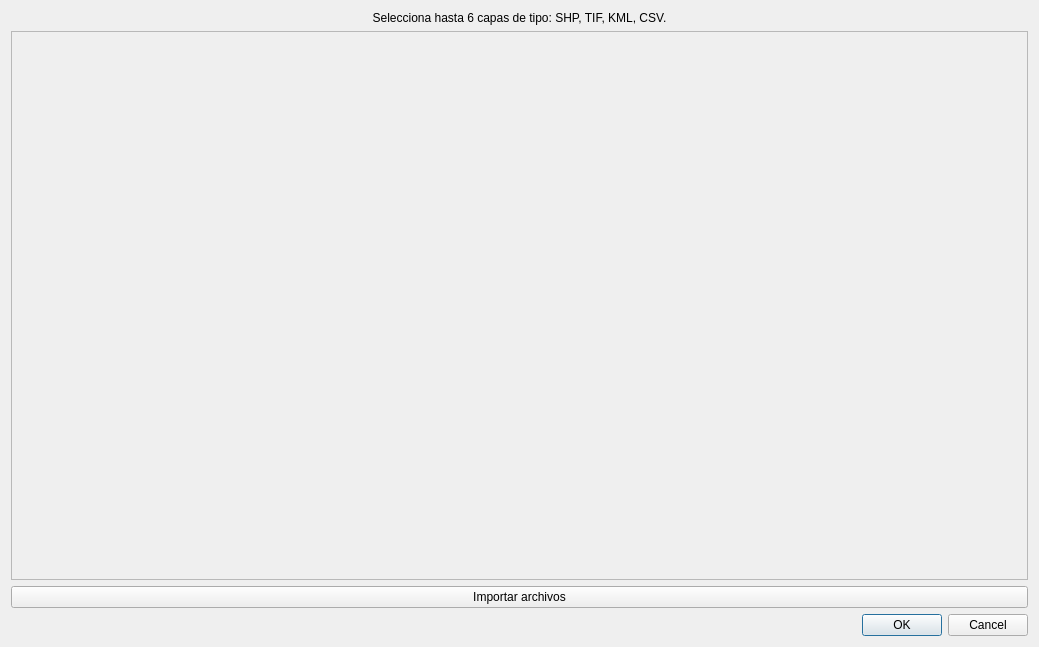
Qt form add_layers_dialog_base.ui (RDR96/Add_Layers_Plugin) before a commit.
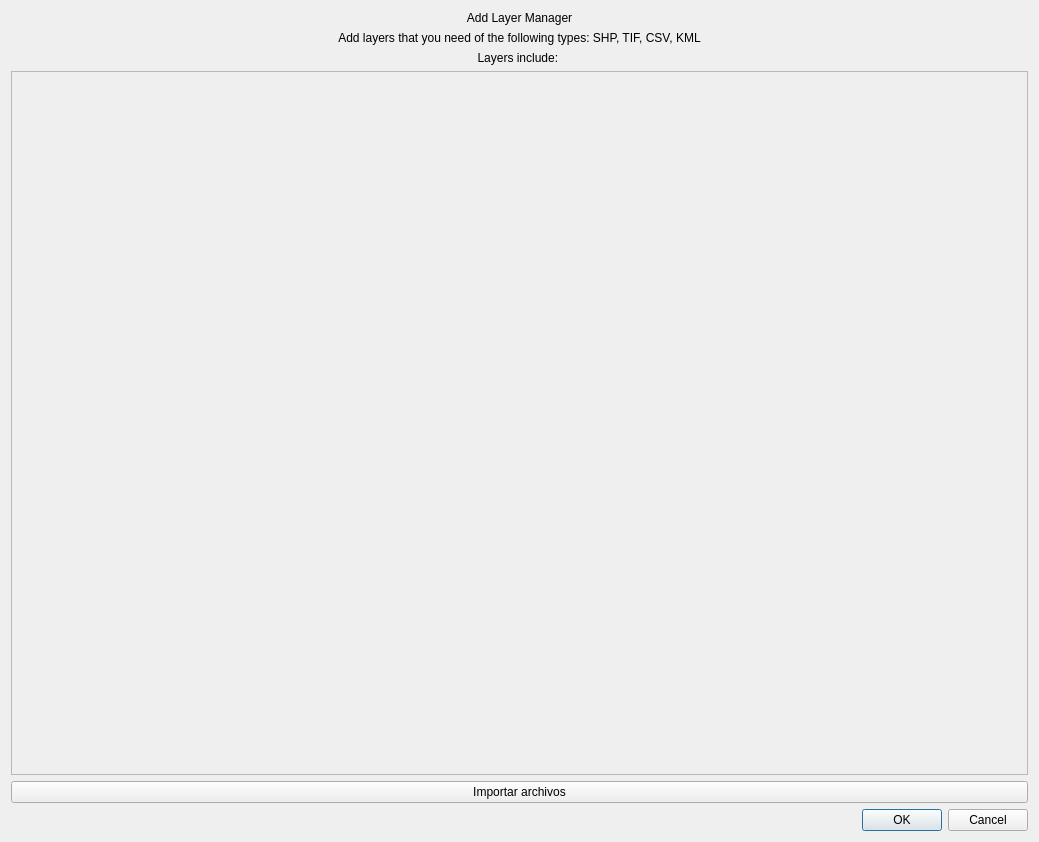
The same form after that commit.

What changed in the file:
```diff
--- a/add_layers_dialog_base.ui
+++ b/add_layers_dialog_base.ui
@@ -7,7 +7,7 @@
     <x>0</x>
     <y>0</y>
     <width>1039</width>
-    <height>647</height>
+    <height>842</height>
    </rect>
   </property>
   <property name="windowTitle">
@@ -15,8 +15,8 @@
   </property>
   <layout class="QGridLayout" name="gridLayout_3">
    <item row="2" column="2">
-    <layout class="QGridLayout" name="gridLayout" rowstretch="0,0">
-     <item row="1" column="0">
+    <layout class="QGridLayout" name="gridLayout" rowstretch="0,0,0,0">
+     <item row="3" column="0">
       <layout class="QVBoxLayout" name="verticalLayout">
        <item>
         <widget class="QScrollArea" name="scrollArea">
@@ -29,7 +29,7 @@
             <x>0</x>
             <y>0</y>
             <width>1015</width>
-            <height>541</height>
+            <height>703</height>
            </rect>
           </property>
           <layout class="QGridLayout" name="gridLayout_4">
@@ -62,7 +62,27 @@
      <item row="0" column="0">
       <widget class="QLabel" name="headerText">
        <property name="text">
-        <string>Selecciona hasta 6 capas de tipo: SHP, TIF, KML, CSV.</string>
+        <string>Add Layer Manager</string>
+       </property>
+       <property name="alignment">
+        <set>Qt::AlignCenter</set>
+       </property>
+      </widget>
+     </item>
+     <item row="1" column="0">
+      <widget class="QLabel" name="subHeaderText">
+       <property name="text">
+        <string>Add layers that you need of the following types: SHP, TIF, CSV, KML</string>
+       </property>
+       <property name="alignment">
+        <set>Qt::AlignCenter</set>
+       </property>
+      </widget>
+     </item>
+     <item row="2" column="0">
+      <widget class="QLabel" name="layersCountText">
+       <property name="text">
+        <string>Layers include: </string>
        </property>
        <property name="alignment">
         <set>Qt::AlignCenter</set>
```
